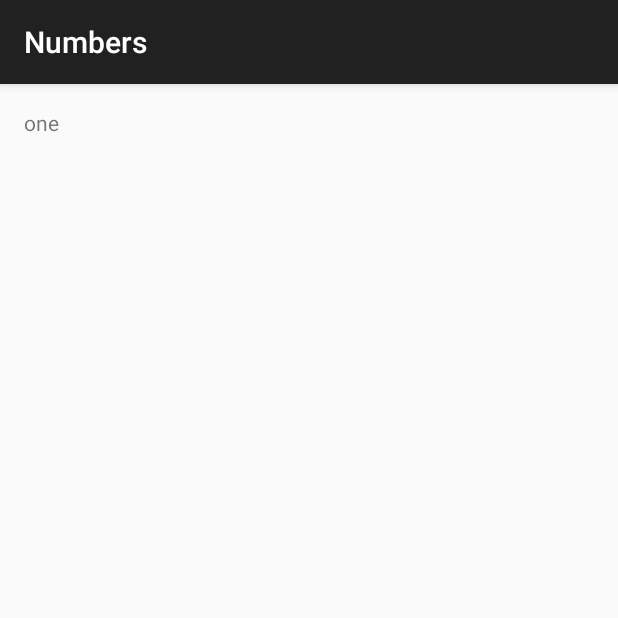
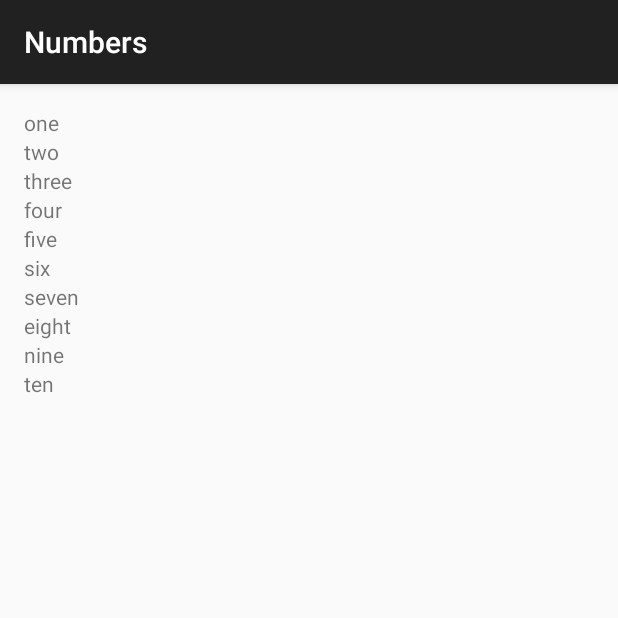
Before and after one commit to ChristianAA/ud839-Miwok, an Android app: the NumbersActivity screen opened directly, with no data from a screen before it, on a phone screen of 412 x 824 dp, the top half of it. Run offline under Robolectric (Android 15) with nearby library versions, the light colour scheme and no system bars.

Commit message:
Add TextViews to Layout with While Loop

```diff
--- a/app/src/main/java/com/example/android/miwok/NumbersActivity.java
+++ b/app/src/main/java/com/example/android/miwok/NumbersActivity.java
@@ -6,6 +6,8 @@ import android.widget.LinearLayout;
 import android.widget.TextView;
 
 import java.util.ArrayList;
+
+import static android.view.View.Z;
 
 public class NumbersActivity extends AppCompatActivity {
 
@@ -27,9 +29,13 @@ public class NumbersActivity extends AppCompatActivity {
             words.add("ten");
 
         LinearLayout rootview = (LinearLayout)findViewById(R.id.rootView);
-        TextView wordView = new TextView(this);
-        wordView.setText(words.get(0));
-        rootview.addView(wordView);
 
+        int i = 0;
+        while (i < words.size()) {
+            TextView wordView = new TextView(this);
+            wordView.setText(words.get(i));
+            rootview.addView(wordView);
+            i++;
+        }
     }
 }
```
